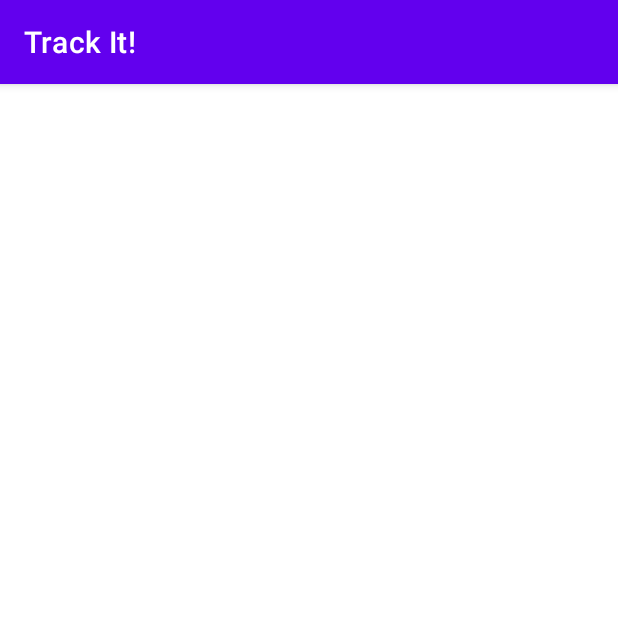
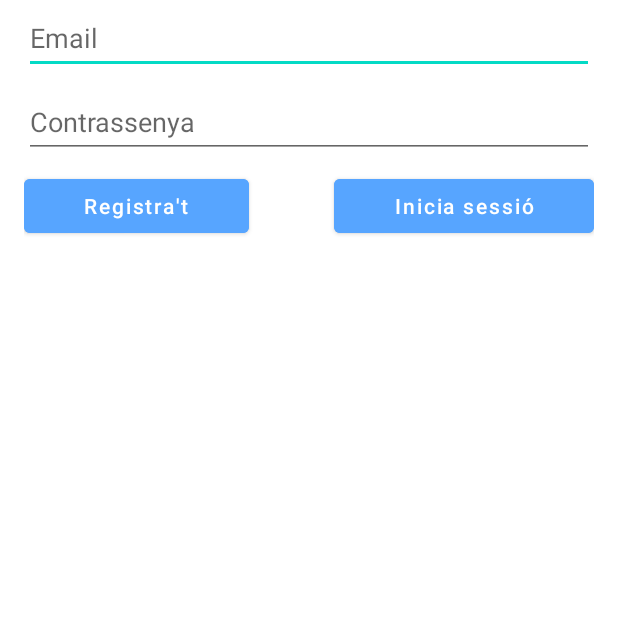
Before and after one commit to xvxnoah/Track-It, an Android app: the screen it shows after launch (Welcome_Page before the commit, AuthActivity after it), on a phone screen of 412 x 824 dp, the top half of it. Run offline under Robolectric (Android 15) with nearby library versions, the phone set to English and light mode, and no system bars; our stand-ins replace Firebase (no records; nobody signed in at launch, a user with empty details on screens opened directly).

Commit message:
Lógica Firebase (email & password)

```diff
--- /dev/null
+++ b/app/src/main/java/com/example/trackit/AuthActivity.java
@@ -0,0 +1,98 @@
+package com.example.trackit;
+
+import androidx.annotation.NonNull;
+import androidx.appcompat.app.AppCompatActivity;
+
+import android.content.Intent;
+import android.os.Bundle;
+import android.util.Log;
+import android.view.View;
+import android.widget.Button;
+import android.widget.EditText;
+import android.widget.Toast;
+
+import com.google.android.gms.tasks.OnCompleteListener;
+import com.google.android.gms.tasks.Task;
+import com.google.firebase.auth.AuthResult;
+import com.google.firebase.auth.FirebaseAuth;
+
+public class AuthActivity extends AppCompatActivity {
+
+    private FirebaseAuth mAuth;
+
+    @Override
+    protected void onCreate(Bundle savedInstanceState) {
+        getSupportActionBar().hide();
+
+        super.onCreate(savedInstanceState);
+        setContentView(R.layout.activity_auth);
+
+        // Setup
+        mAuth = FirebaseAuth.getInstance();
+        setup();
+    }
+
+    private void setup(){
+        setTitle("Sign in");
+
+        Button singUp = (Button) findViewById(R.id.signUpButton);
+
+        // CHECK IF DATA IS CORRECT
+        singUp.setOnClickListener(new View.OnClickListener() {
+            @Override
+            public void onClick(View view) {
+                EditText email = (EditText) findViewById(R.id.emailEditText);
+                EditText pass = (EditText) findViewById(R.id.passwordEditText);
+
+                if(!email.getText().toString().isEmpty() && !pass.getText().toString().isEmpty()){
+                    mAuth.createUserWithEmailAndPassword(email.getText().toString(), pass.getText().toString())
+                            .addOnCompleteListener(AuthActivity.this, new OnCompleteListener<AuthResult>() {
+                                @Override
+                                public void onComplete(@NonNull Task<AuthResult> task) {
+                                    if (task.isSuccessful()) {
+                                        Intent i = new Intent(AuthActivity.this, Welcome_Page.class);
+
+                                        startActivity(i);
+
+                                        finish();
+                                    } else {
+                                        // If sign in fails, display a message to the user.
+                                        Toast.makeText(AuthActivity.this, "Hi ha hagut un error!", Toast.LENGTH_SHORT).show();
+                                    }
+                                }
+                            });
+                }
+            }
+        });
+
+        Button singIn = (Button) findViewById(R.id.loginButton);
+
+        singIn.setOnClickListener(new View.OnClickListener() {
+            @Override
+            public void onClick(View view) {
+                EditText email = (EditText) findViewById(R.id.emailEditText);
+                EditText pass = (EditText) findViewById(R.id.passwordEditText);
+
+                if(!email.getText().toString().isEmpty() && !pass.getText().toString().isEmpty()){
+                    mAuth.signInWithEmailAndPassword(email.getText().toString(), pass.getText().toString())
+                            .addOnCompleteListener(AuthActivity.this, new OnCompleteListener<AuthResult>() {
+                                @Override
+                                public void onComplete(@NonNull Task<AuthResult> task) {
+                                    if (task.isSuccessful()) {
+                                        Intent i = new Intent(AuthActivity.this, Welcome_Page.class);
+
+                                        startActivity(i);
+
+                                        finish();
+                                    } else {
+                                        // If sign in fails, display a message to the user.
+                                        Toast.makeText(AuthActivity.this, "Hi ha hagut un error!", Toast.LENGTH_SHORT).show();
+                                    }
+                                }
+                            });
+                }
+            }
+        });
+    }
+
+}
--- a/app/src/main/java/com/example/trackit/Splash_Screen.java
+++ b/app/src/main/java/com/example/trackit/Splash_Screen.java
@@ -19,7 +19,7 @@ public class Splash_Screen extends AppCompatActivity {
         new Handler().postDelayed(new Runnable() {
             @Override
             public void run() {
-                Intent i = new Intent(Splash_Screen.this, Welcome_Page.class);
+                Intent i = new Intent(Splash_Screen.this, AuthActivity.class);
 
                 startActivity(i);
 
--- a/app/src/main/java/com/example/trackit/Welcome_Page.java
+++ b/app/src/main/java/com/example/trackit/Welcome_Page.java
@@ -8,6 +8,7 @@ public class Welcome_Page extends AppCompatActivity {
 
     @Override
     protected void onCreate(Bundle savedInstanceState) {
+        setTitle("HOME TRACK IT!");
         super.onCreate(savedInstanceState);
         setContentView(R.layout.activity_welcome_page);
     }
--- /dev/null
+++ b/app/src/main/res/layout/activity_auth.xml
@@ -0,0 +1,79 @@
+<?xml version="1.0" encoding="utf-8"?>
+<androidx.constraintlayout.widget.ConstraintLayout xmlns:android="http://schemas.android.com/apk/res/android"
+    xmlns:app="http://schemas.android.com/apk/res-auto"
+    xmlns:tools="http://schemas.android.com/tools"
+    android:layout_width="match_parent"
+    android:layout_height="match_parent"
+    tools:context=".AuthActivity">
+
+    <LinearLayout
+        android:layout_width="0dp"
+        android:layout_height="wrap_content"
+        android:layout_marginStart="16dp"
+        android:layout_marginTop="1dp"
+        android:layout_marginEnd="16dp"
+        android:orientation="vertical"
+        app:layout_constraintEnd_toEndOf="parent"
+        app:layout_constraintStart_toStartOf="parent"
+        app:layout_constraintTop_toTopOf="parent">
+
+        <EditText
+            android:id="@+id/emailEditText"
+            android:layout_width="match_parent"
+            android:layout_height="wrap_content"
+            android:ems="10"
+            android:hint="@string/email"
+            android:inputType="textEmailAddress"
+            android:minHeight="48dp" />
+
+        <Space
+            android:layout_width="match_parent"
+            android:layout_height="8dp" />
+
+        <EditText
+            android:id="@+id/passwordEditText"
+            android:layout_width="match_parent"
+            android:layout_height="wrap_content"
+            android:ems="10"
+            android:hint="@string/contrassenya"
+            android:inputType="textPassword"
+            android:minHeight="48dp" />
+
+        <Space
+            android:layout_width="match_parent"
+            android:layout_height="8dp" />
+
+        <LinearLayout
+            android:layout_width="match_parent"
+            android:layout_height="match_parent"
+            android:orientation="horizontal">
+
+            <Button
+                android:id="@+id/signUpButton"
+                android:layout_width="wrap_content"
+                android:layout_height="wrap_content"
+                android:layout_weight="1"
+                android:backgroundTint="@color/mainBlue"
+                android:text="@string/registra_t"
+                android:textAllCaps="false"
+                android:textColor="#FFFFFF" />
+
+            <Space
+                android:layout_width="8dp"
+                android:layout_height="wrap_content"
+                android:layout_weight="1" />
+
+            <Button
+                android:id="@+id/loginButton"
+                android:layout_width="wrap_content"
+                android:layout_height="wrap_content"
+                android:layout_weight="1"
+                android:backgroundTint="@color/mainBlue"
+                android:text="@string/inicia_sessio"
+                android:textAllCaps="false"
+                android:textColor="#FFFFFF"
+                tools:ignore="TextContrastCheck" />
+        </LinearLayout>
+    </LinearLayout>
+
+</androidx.constraintlayout.widget.ConstraintLayout>
--- a/app/src/main/res/values/strings.xml
+++ b/app/src/main/res/values/strings.xml
@@ -2,4 +2,8 @@
     <string name="app_name">Track It!</string>
     <string name="track_it">Track It!</string>
     <string name="todo">TODO</string>
+    <string name="email">Email</string>
+    <string name="contrassenya">Contrassenya</string>
+    <string name="inicia_sessio">Inicia sessió</string>
+    <string name="registra_t">Registra\'t</string>
 </resources>
--- a/settings.gradle
+++ b/settings.gradle
@@ -1,3 +1,5 @@
+import org.gradle.api.initialization.resolve.RepositoriesMode
+
 pluginManagement {
     repositories {
         gradlePluginPortal()
@@ -6,10 +8,11 @@ pluginManagement {
     }
 }
 dependencyResolutionManagement {
-    repositoriesMode.set(RepositoriesMode.FAIL_ON_PROJECT_REPOS)
+    repositoriesMode.set(RepositoriesMode.PREFER_SETTINGS)
     repositories {
         google()
         mavenCentral()
+        maven { url 'https://jitpack.io'}
     }
 }
 rootProject.name = "Track It!"
```
Also changed, not shown: app/build.gradle (+8 -3 lines), app/src/main/AndroidManifest.xml (+6 -3 lines), app/src/main/res/values/colors.xml (+15 -1 lines), build.gradle (+19 -3 lines), 1 other file.
